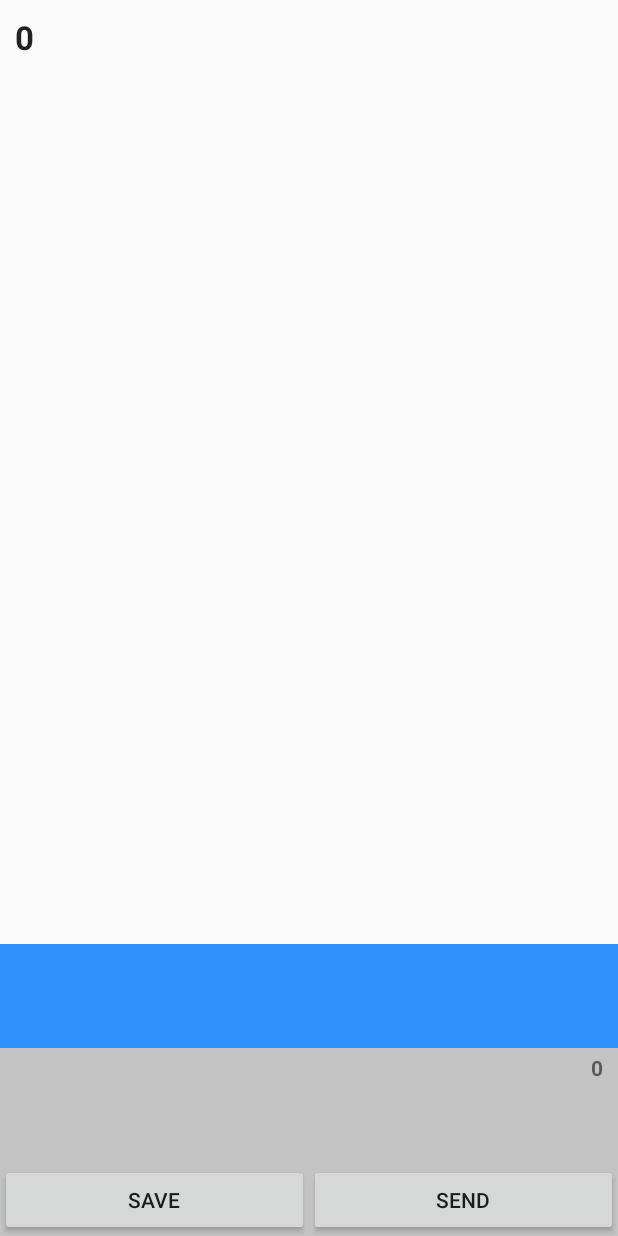
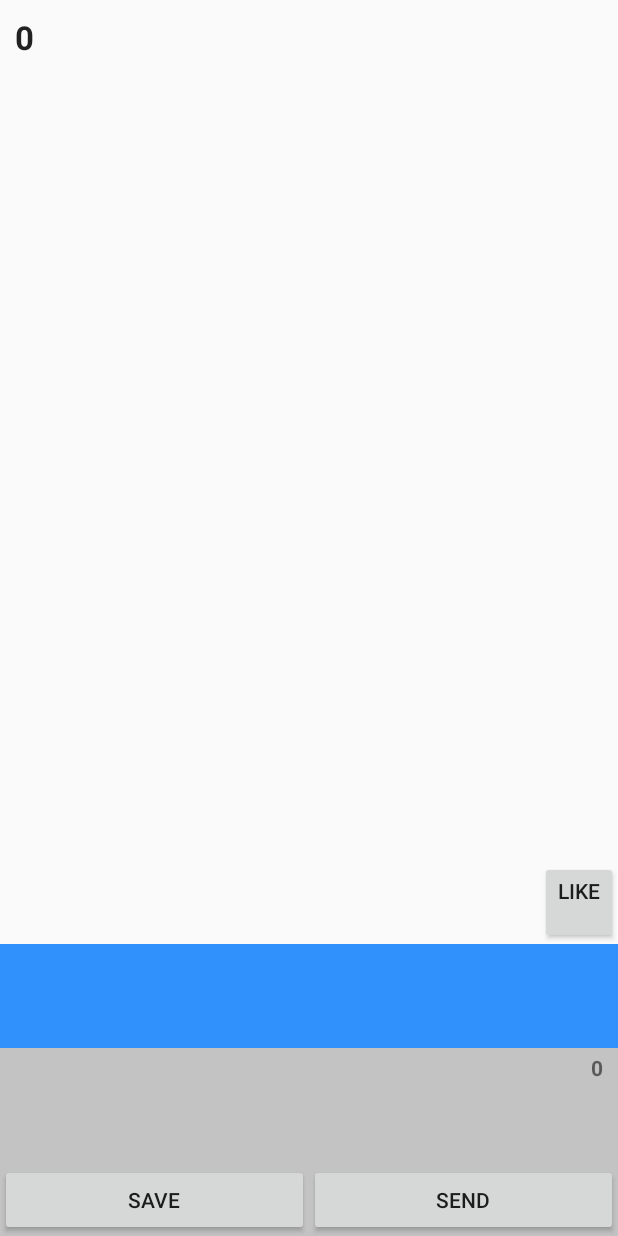
Before and after one commit to tontonskie/feeghe-android, an Android app: the layout modal_selected_face.xml on its own in the app's theme, with its tools: preview values and no code run, on a phone screen of 412 x 824 dp. Run offline under Robolectric (Android 15) with nearby library versions, the phone set to English and light mode, and no system bars.

Commit message:
Like face

```diff
--- a/app/src/main/java/com/greenlemonmedia/feeghe/fragments/ContactsFragment.java
+++ b/app/src/main/java/com/greenlemonmedia/feeghe/fragments/ContactsFragment.java
@@ -93,6 +93,9 @@ public class ContactsFragment extends MainActivityFragment {
           contactCacheCollection.save(response.getContent());
           contactsPreloader.dismiss();
         } else {
+          feegheContactsAdapter.setNotifyOnChange(false);
+          feegheContactsAdapter.clear();
+          feegheContactsAdapter.setNotifyOnChange(true);
           JSONArray addedContacts = contactCacheCollection.updateCollection(response).getContent();
           int addedContactsLength = addedContacts.length();
           try {
--- a/app/src/main/java/com/greenlemonmedia/feeghe/fragments/RoomsFragment.java
+++ b/app/src/main/java/com/greenlemonmedia/feeghe/fragments/RoomsFragment.java
@@ -73,6 +73,9 @@ public class RoomsFragment extends MainActivityFragment {
           roomCacheCollection.save(response.getContent());
           roomsPreloader.dismiss();
         } else {
+          roomsAdapter.setNotifyOnChange(false);
+          roomsAdapter.clear();
+          roomsAdapter.setNotifyOnChange(true);
           JSONArray addedRooms = roomCacheCollection.updateCollection(response).getContent();
           int addedRoomsLength = addedRooms.length();
           try {
--- a/app/src/main/res/layout/modal_selected_face.xml
+++ b/app/src/main/res/layout/modal_selected_face.xml
@@ -91,4 +91,14 @@
         android:id="@+id/btnSendSelectedFace"/>
     </LinearLayout>
   </LinearLayout>
+
+  <Button
+    style="?android:attr/buttonStyleSmall"
+    android:layout_width="wrap_content"
+    android:layout_height="wrap_content"
+    android:text="Like\n"
+    android:id="@+id/btnLikeFace"
+    android:layout_above="@+id/layoutSelectedFaceDetails"
+    android:layout_alignParentRight="true"
+    android:layout_alignParentEnd="true"/>
 </RelativeLayout>
```
Also changed, not shown: app/src/main/java/com/greenlemonmedia/feeghe/fragments/WallOfFacesFragment.java (+26 -1 lines), app/src/main/java/com/greenlemonmedia/feeghe/modals/MainActivityModal.java (+18 -2 lines), app/src/main/java/com/greenlemonmedia/feeghe/modals/SelectedFaceModal.java (+28 -3 lines).
